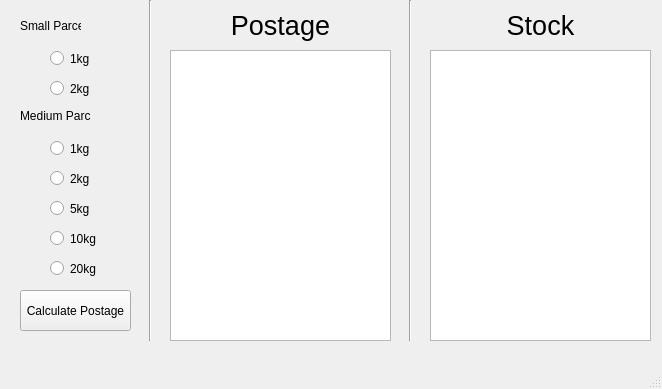
Qt form stamp_calc_app/stamp_calc.ui (psidex/StampCalculator) before a commit.
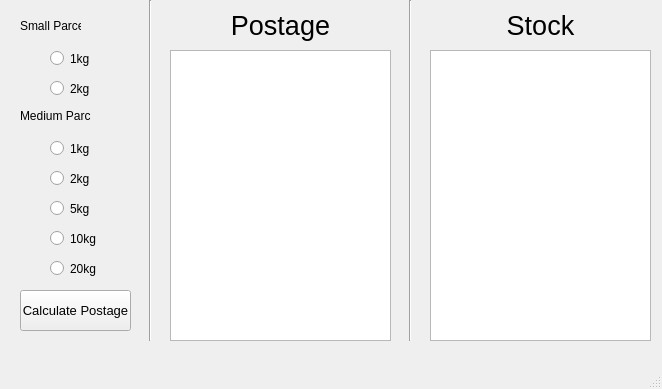
The same form after that commit.

```diff
--- a/stamp_calc_app/stamp_calc.ui
+++ b/stamp_calc_app/stamp_calc.ui
@@ -140,6 +140,11 @@
       <height>41</height>
      </rect>
     </property>
+    <property name="font">
+     <font>
+      <pointsize>10</pointsize>
+     </font>
+    </property>
     <property name="text">
      <string>Calculate Postage</string>
     </property>
```
Left out of the diff: 5 changed lines with no effect on the pictures.
